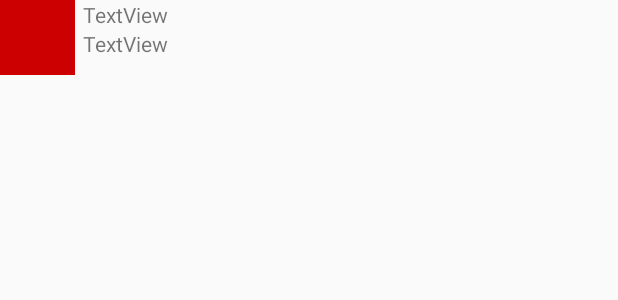
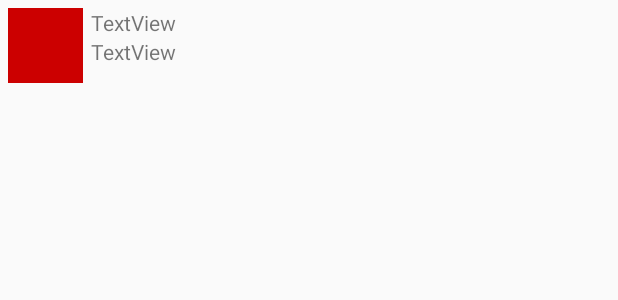
Before and after one commit to dhriti04-zz/Dhrwitter, an Android app: the layout item_tweet.xml on its own in the app's theme, with its tools: preview values and no code run, on a phone screen of 412 x 824 dp. Shown: the top 300 px of the screen. Run offline under Robolectric (Android 15) with nearby library versions, the phone set to English and light mode, and no system bars.

Commit message:
tweets display

```diff
--- a/app/src/main/java/com/codepath/apps/restclienttemplate/TweetAdapter.java
+++ b/app/src/main/java/com/codepath/apps/restclienttemplate/TweetAdapter.java
@@ -8,6 +8,7 @@ import android.view.ViewGroup;
 import android.widget.ImageView;
 import android.widget.TextView;
 
+import com.bumptech.glide.Glide;
 import com.codepath.apps.restclienttemplate.models.Tweet;
 
 import java.util.List;
@@ -15,6 +16,7 @@ import java.util.List;
 public class TweetAdapter extends RecyclerView.Adapter<TweetAdapter.ViewHolder> {
 
     private List<Tweet> mTweets;
+    Context context;
     //pass in the tweets array
     public TweetAdapter(List<Tweet> tweets) {
         mTweets = tweets;
@@ -22,7 +24,7 @@ public class TweetAdapter extends RecyclerView.Adapter<TweetAdapter.ViewHolder>
 
     @Override
     public ViewHolder onCreateViewHolder(ViewGroup parent, int viewType) {
-        Context context = parent.getContext();
+       context = parent.getContext();
         LayoutInflater inflater = LayoutInflater.from(context);
 
         View tweetView = inflater.inflate(R.layout.item_tweet,parent,false);
@@ -36,6 +38,8 @@ public class TweetAdapter extends RecyclerView.Adapter<TweetAdapter.ViewHolder>
         Tweet tweet = mTweets.get(position);
         holder.tvUserName.setText(tweet.user.name);
         holder.tvBody.setText(tweet.body);
+
+        Glide.with(context).load(tweet.user.profileImageUrl).into(holder.ivProfileImage);
     }
 
     @Override
--- a/app/src/main/res/layout/activity_timeline.xml
+++ b/app/src/main/res/layout/activity_timeline.xml
@@ -7,6 +7,7 @@
     tools:context=".TimelineActivity">
 
     <android.support.v7.widget.RecyclerView
+        android:id="@+id/rvTweet"
         android:layout_width="0dp"
         android:layout_height="0dp"
         android:background="#fafafa"
--- a/app/src/main/res/layout/item_tweet.xml
+++ b/app/src/main/res/layout/item_tweet.xml
@@ -1,7 +1,8 @@
 <?xml version="1.0" encoding="utf-8"?>
 <RelativeLayout xmlns:android="http://schemas.android.com/apk/res/android"
     xmlns:app="http://schemas.android.com/apk/res-auto"
-    android:layout_width="match_parent" android:layout_height="match_parent">
+    android:layout_margin="5dp"
+    android:layout_width="match_parent" android:layout_height="wrap_content">
 
     <ImageView
         android:id="@+id/ivProfileImage"
```
Also changed, not shown: app/src/main/java/com/codepath/apps/restclienttemplate/TimelineActivity.java (+31 -1 lines).
